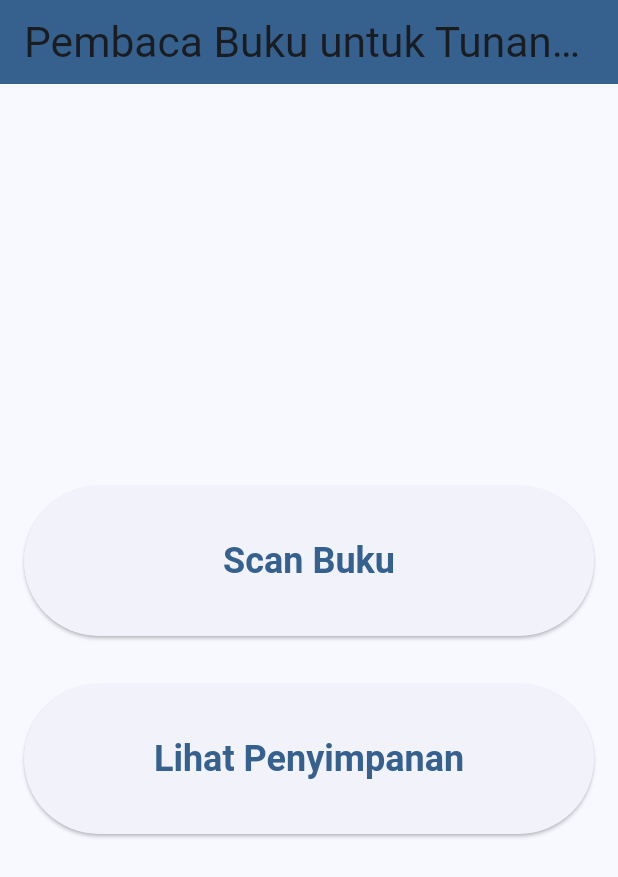
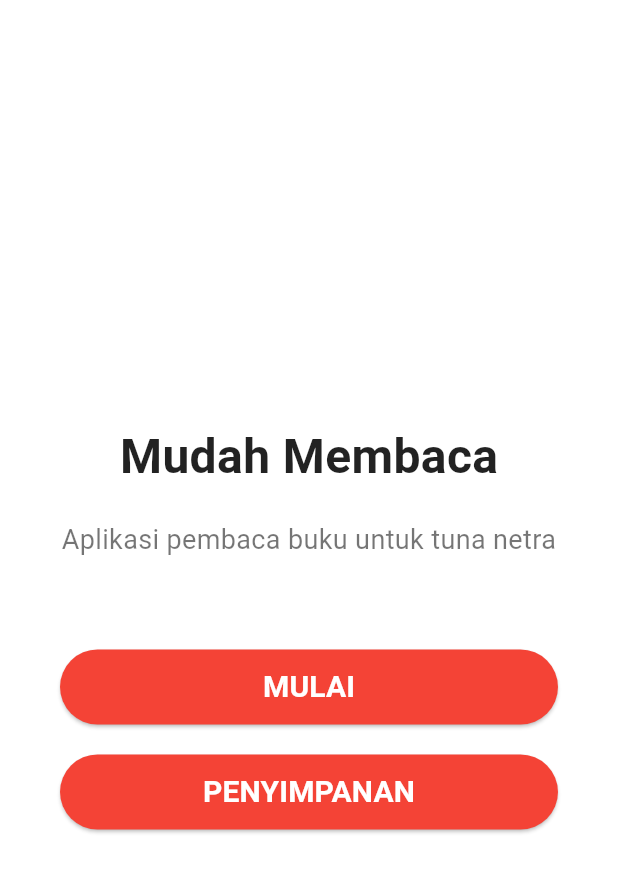
Before and after one commit to AdrianID/OCR_Flutter, a Flutter app: the screen it shows after launch, on a phone screen of 412 x 824 dp. Shown: the top 877 px of the screen. Run offline on Flutter 3.47's test engine with Material 3 defaults, Android fonts, the phone set to English and light mode, and no system bars; our stand-ins replace camera, flutter_tts, permission_handler, shared_preferences; missing offline and left inert: google_mlkit_text_recognition.

Commit message:
feat: update app title and enhance UI with new button styles and text descriptions

```diff
--- a/lib/main.dart
+++ b/lib/main.dart
@@ -9,100 +9,61 @@ void main() {
 class MyApp extends StatelessWidget {
   const MyApp({super.key});
 
-  // This widget is the root of your application.
   @override
   Widget build(BuildContext context) {
     return MaterialApp(
-      title: 'Aplikasi Pembaca Buku',
+      title: 'Mudah Membaca',
       theme: ThemeData(
-        // This is the theme of your application.
-        //
-        // TRY THIS: Try running your application with "flutter run". You'll see
-        // the application has a purple toolbar. Then, without quitting the app,
-        // try changing the seedColor in the colorScheme below to Colors.green
-        // and then invoke "hot reload" (save your changes or press the "hot
-        // reload" button in a Flutter-supported IDE, or press "r" if you used
-        // the command line to start the app).
-        //
-        // Notice that the counter didn't reset back to zero; the application
-        // state is not lost during the reload. To reset the state, use hot
-        // restart instead.
-        //
-        // This works for code too, not just values: Most code changes can be
-        // tested with just a hot reload.
         colorScheme: ColorScheme.fromSeed(seedColor: Colors.blue),
-        // Meningkatkan ukuran teks default untuk aksesibilitas yang lebih baik
         textTheme: Theme.of(context).textTheme.apply(
           fontSizeFactor: 1.2,
           fontSizeDelta: 2.0,
         ),
       ),
-      home: const MyHomePage(title: 'Pembaca Buku untuk Tunanetra'),
+      home: const MyHomePage(),
     );
   }
 }
 
 class MyHomePage extends StatelessWidget {
-  const MyHomePage({super.key, required this.title});
-
-  // This widget is the home page of your application. It is stateful, meaning
-  // that it has a State object (defined below) that contains fields that affect
-  // how it looks.
-
-  // This class is the configuration for the state. It holds the values (in this
-  // case the title) provided by the parent (in this case the App widget) and
-  // used by the build method of the State. Fields in a Widget subclass are
-  // always marked "final".
-
-  final String title;
+  const MyHomePage({super.key});
 
   @override
   Widget build(BuildContext context) {
-    // This method is rerun every time setState is called, for instance as done
-    // by the _incrementCounter method above.
-    //
-    // The Flutter framework has been optimized to make rerunning build methods
-    // fast, so that you can just rebuild anything that needs updating rather
-    // than having to individually change instances of widgets.
     return Scaffold(
-      appBar: AppBar(
-        // TRY THIS: Try changing the color here to a specific color (to
-        // Colors.amber, perhaps?) and trigger a hot reload to see the AppBar
-        // change color while the other colors stay the same.
-        backgroundColor: Theme.of(context).colorScheme.primary,
-        // Here we take the value from the MyHomePage object that was created by
-        // the App.build method, and use it to set our appbar title.
-        title: Text(
-          title,
-          // Semantic label untuk screen reader
-          semanticsLabel: 'Halaman Utama Aplikasi Pembaca Buku',
+      body: Container(
+        width: double.infinity,
+        decoration: const BoxDecoration(
+          color: Colors.white,
+        ),
+        child: Column(
+          mainAxisAlignment: MainAxisAlignment.center,
+          children: <Widget>[
+            const Padding(
+              padding: EdgeInsets.symmetric(vertical: 20.0),
+              child: Text(
+                'Mudah Membaca',
+                style: TextStyle(
+                  fontSize: 32,
+                  fontWeight: FontWeight.bold,
+                  color: Colors.black87,
+                ),
+                semanticsLabel: 'Judul Aplikasi Mudah Membaca',
               ),
             ),
-      body: Center(
-        // Center is a layout widget. It takes a single child and positions it
-        // in the middle of the parent.
-        child: Column(
-          // Column is also a layout widget. It takes a list of children and
-          // arranges them vertically. By default, it sizes itself to fit its
-          // children horizontally, and tries to be as tall as its parent.
-          //
-          // Column has various properties to control how it sizes itself and
-          // how it positions its children. Here we use mainAxisAlignment to
-          // center the children vertically; the main axis here is the vertical
-          // axis because Columns are vertical (the cross axis would be
-          // horizontal).
-          //
-          // TRY THIS: Invoke "debug painting" (choose the "Toggle Debug Paint"
-          // action in the IDE, or press "p" in the console), to see the
-          // wireframe for each widget.
-          mainAxisAlignment: MainAxisAlignment.center,
-          children: <Widget>[
-            // Button Scan Buku
+            const Text(
+              'Aplikasi pembaca buku untuk tuna netra',
+              style: TextStyle(
+                fontSize: 18,
+                color: Colors.black54,
+              ),
+              textAlign: TextAlign.center,
+              semanticsLabel: 'Deskripsi aplikasi pembaca buku untuk tuna netra',
+            ),
+            const SizedBox(height: 50),
+            // Tombol MULAI
             Padding(
-              padding: const EdgeInsets.all(16.0),
-              child: SizedBox(
-                width: double.infinity,
-                height: 100,
+              padding: const EdgeInsets.symmetric(horizontal: 40, vertical: 10),
               child: ElevatedButton(
                 onPressed: () {
                   Navigator.push(
@@ -112,30 +73,26 @@ class MyHomePage extends StatelessWidget {
                     ),
                   );
                 },
-                  // Meningkatkan padding untuk area sentuh yang lebih besar
                 style: ElevatedButton.styleFrom(
-                    padding: const EdgeInsets.all(20),
-                    textStyle: const TextStyle(fontSize: 24),
+                  backgroundColor: Colors.red,
+                  foregroundColor: Colors.white,
+                  minimumSize: const Size(double.infinity, 50),
+                  shape: RoundedRectangleBorder(
+                    borderRadius: BorderRadius.circular(25),
                   ),
-                  child: Semantics(
-                    // Memberikan deskripsi yang lebih detail untuk screen reader
-                    hint: 'Tekan untuk memulai pemindaian buku',
+                ),
                 child: const Text(
-                      'Scan Buku',
+                  'MULAI',
                   style: TextStyle(
+                    fontSize: 20,
                     fontWeight: FontWeight.bold,
                   ),
                 ),
               ),
             ),
-              ),
-            ),
-            // Button Lihat Penyimpanan
+            // Tombol PENYIMPANAN
             Padding(
-              padding: const EdgeInsets.all(16.0),
-              child: SizedBox(
-                width: double.infinity,
-                height: 100,
+              padding: const EdgeInsets.symmetric(horizontal: 40, vertical: 10),
               child: ElevatedButton(
                 onPressed: () {
                   Navigator.push(
@@ -146,17 +103,18 @@ class MyHomePage extends StatelessWidget {
                   );
                 },
                 style: ElevatedButton.styleFrom(
-                    padding: const EdgeInsets.all(20),
-                    textStyle: const TextStyle(fontSize: 24),
-                  ),
-                  child: Semantics(
-                    hint: 'Tekan untuk melihat daftar buku yang tersimpan',
-                    child: const Text(
-                      'Lihat Penyimpanan',
-                      style: TextStyle(
-                        fontWeight: FontWeight.bold,
+                  backgroundColor: Colors.red,
+                  foregroundColor: Colors.white,
+                  minimumSize: const Size(double.infinity, 50),
+                  shape: RoundedRectangleBorder(
+                    borderRadius: BorderRadius.circular(25),
                   ),
                 ),
+                child: const Text(
+                  'PENYIMPANAN',
+                  style: TextStyle(
+                    fontSize: 20,
+                    fontWeight: FontWeight.bold,
                   ),
                 ),
               ),
--- a/lib/services/tts_service.dart
+++ b/lib/services/tts_service.dart
@@ -43,9 +43,9 @@ class TTSService {
       }
 
       // Set voice parameters
-      await _flutterTts.setSpeechRate(0.45); // Kecepatan bicara lebih lambat
+      await _flutterTts.setSpeechRate(0.5); // Kecepatan bicara lebih lambat
       await _flutterTts.setVolume(1.0);      // Volume maksimal untuk kejelasan
-      await _flutterTts.setPitch(0.9);       // Pitch sedikit diturunkan agar lebih nyaman
+      await _flutterTts.setPitch(1);       // Pitch sedikit diturunkan agar lebih nyaman
 
       _isInitialized = true;
     } catch (e) {
--- a/pubspec.yaml
+++ b/pubspec.yaml
@@ -95,3 +95,6 @@ flutter:
   #
   # For details regarding fonts from package dependencies,
   # see https://flutter.dev/to/font-from-package
+
+  # assets:
+  #   - assets/images/
```
Also changed, not shown: lib/pages/text_result_page.dart (+42 -5 lines). Lines whose indentation alone changed are shown as unchanged.
